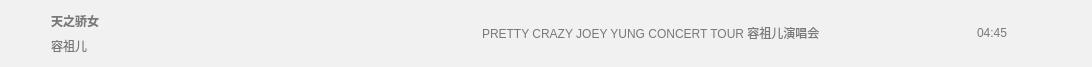
Above: songwidget.ui from Key2209/LoMei_MusicPlayer before the change. Below: the same form after it.
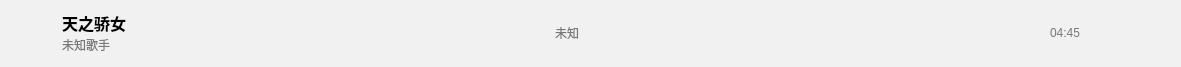
That is the form after the change. Icons and pictures are not drawn. Custom widgets are drawn as their Qt base class.

What changed in the file:
```diff
--- a/songwidget.ui
+++ b/songwidget.ui
@@ -6,7 +6,7 @@
    <rect>
     <x>0</x>
     <y>0</y>
-    <width>1092</width>
+    <width>1181</width>
     <height>67</height>
    </rect>
   </property>
@@ -17,12 +17,9 @@
    <string notr="true">background-color:#F1F1F1;
 border-radius: 8px;</string>
   </property>
-  <layout class="QGridLayout" name="gridLayout">
-   <property name="leftMargin">
-    <number>0</number>
-   </property>
+  <layout class="QGridLayout" name="gridLayout_3">
    <item row="0" column="0">
-    <layout class="QHBoxLayout" name="horizontalLayout_3" stretch="10,100,100,10,150,50,10,30">
+    <layout class="QHBoxLayout" name="horizontalLayout_3">
      <item>
       <layout class="QHBoxLayout" name="horizontalLayout">
        <item>
@@ -120,15 +117,49 @@
         </widget>
        </item>
        <item>
+        <widget class="QWidget" name="widget_2" native="true">
+         <property name="minimumSize">
+          <size>
+           <width>200</width>
+           <height>45</height>
+          </size>
+         </property>
+         <property name="maximumSize">
+          <size>
+           <width>200</width>
+           <height>45</height>
+          </size>
+         </property>
+         <property name="styleSheet">
+          <string notr="true">background-color: transparent;</string>
+         </property>
+         <layout class="QGridLayout" name="gridLayout">
+          <property name="leftMargin">
+           <number>0</number>
+          </property>
+          <property name="topMargin">
+           <number>0</number>
+          </property>
+          <property name="rightMargin">
+           <number>0</number>
+          </property>
+          <property name="bottomMargin">
+           <number>0</number>
+          </property>
+          <property name="spacing">
+           <number>0</number>
+          </property>
+          <item row="0" column="0">
         <layout class="QVBoxLayout" name="verticalLayout">
          <item>
           <widget class="QLabel" name="song">
            <property name="styleSheet">
             <string notr="true">background-color: transparent;
-color: #787878;</string>
+color: #787878;
+color: rgb(0, 0, 0);</string>
            </property>
            <property name="text">
-            <string>&lt;html&gt;&lt;head/&gt;&lt;body&gt;&lt;p&gt;&lt;span style=&quot; font-weight:700;&quot;&gt;天之骄女&lt;/span&gt;&lt;/p&gt;&lt;/body&gt;&lt;/html&gt;</string>
+               <string>&lt;html&gt;&lt;head/&gt;&lt;body&gt;&lt;p&gt;&lt;span style=&quot; font-size:12pt; font-weight:700;&quot;&gt;天之骄女&lt;/span&gt;&lt;/p&gt;&lt;/body&gt;&lt;/html&gt;</string>
            </property>
           </widget>
          </item>
@@ -139,11 +170,14 @@
 color: #787878;</string>
            </property>
            <property name="text">
-            <string>&lt;html&gt;&lt;head/&gt;&lt;body&gt;&lt;p&gt;容祖儿&lt;/p&gt;&lt;/body&gt;&lt;/html&gt;</string>
+               <string>&lt;html&gt;&lt;head/&gt;&lt;body&gt;&lt;p&gt;未知歌手&lt;/p&gt;&lt;/body&gt;&lt;/html&gt;</string>
            </property>
           </widget>
          </item>
         </layout>
+          </item>
+         </layout>
+        </widget>
        </item>
       </layout>
      </item>
@@ -271,21 +305,57 @@
        </property>
        <property name="sizeHint" stdset="0">
         <size>
-         <width>40</width>
-         <height>20</height>
+         <width>13</width>
+         <height>44</height>
         </size>
        </property>
       </spacer>
      </item>
      <item>
+      <widget class="QWidget" name="widget_3" native="true">
+       <property name="minimumSize">
+        <size>
+         <width>400</width>
+         <height>45</height>
+        </size>
+       </property>
+       <property name="maximumSize">
+        <size>
+         <width>400</width>
+         <height>45</height>
+        </size>
+       </property>
+       <property name="styleSheet">
+        <string notr="true">background-color: transparent;</string>
+       </property>
+       <layout class="QGridLayout" name="gridLayout_2">
+        <property name="leftMargin">
+         <number>0</number>
+        </property>
+        <property name="topMargin">
+         <number>0</number>
+        </property>
+        <property name="rightMargin">
+         <number>0</number>
+        </property>
+        <property name="bottomMargin">
+         <number>0</number>
+        </property>
+        <property name="spacing">
+         <number>0</number>
+        </property>
+        <item row="0" column="0">
       <widget class="QLabel" name="label_collection">
        <property name="styleSheet">
         <string notr="true">background-color: transparent;
 color: #787878;</string>
        </property>
        <property name="text">
-        <string>&lt;html&gt;&lt;head/&gt;&lt;body&gt;&lt;p&gt;PRETTY CRAZY JOEY YUNG CONCERT TOUR 容祖儿演唱会&lt;/p&gt;&lt;/body&gt;&lt;/html&gt;</string>
-       </property>
+           <string>&lt;html&gt;&lt;head/&gt;&lt;body&gt;&lt;p&gt;未知&lt;/p&gt;&lt;/body&gt;&lt;/html&gt;</string>
+          </property>
+         </widget>
+        </item>
+       </layout>
       </widget>
      </item>
      <item>
```
Left out of the diff: 8 changed lines with no effect on the pictures. Lines whose indentation alone changed are shown as unchanged.
